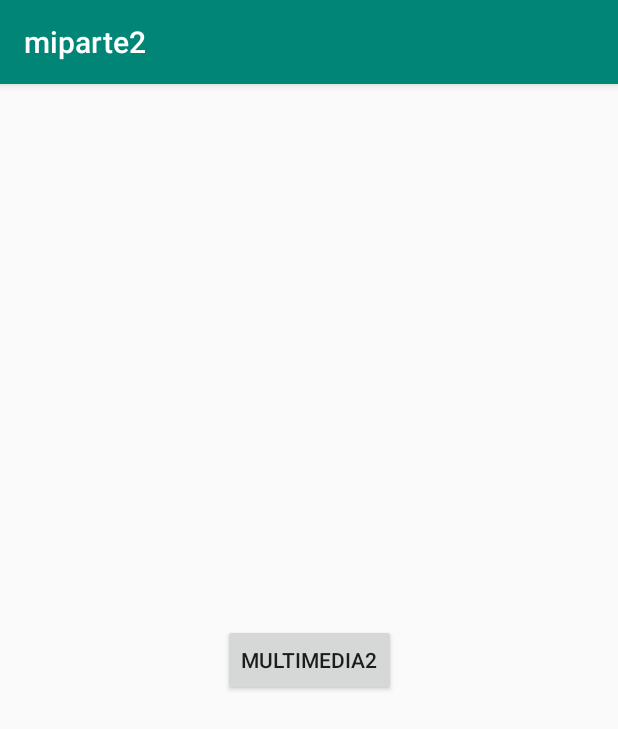
After one commit to pessl/ditec-miparte2, an Android app: the Multimedia screen opened directly, with no data from a screen before it, on a phone screen of 412 x 824 dp. The commit adds this screen. Shown: the top 729 px of the screen. Run offline under Robolectric (Android 15) with nearby library versions, the phone set to English and light mode, and no system bars.

Commit message:
Reproducción de archivos multimedia

```diff
--- a/app/src/main/java/com/example/miparte2/MainActivity.java
+++ b/app/src/main/java/com/example/miparte2/MainActivity.java
@@ -45,6 +45,11 @@ public class MainActivity extends AppCompatActivity {
             return true;
         }
 
+        if (id == R.id.activity_multimedia) {
+            startActivity(new Intent(this, Multimedia.class));
+            return true;
+        }
+
         return super.onOptionsItemSelected(item);
     }
 }
--- /dev/null
+++ b/app/src/main/java/com/example/miparte2/Multimedia.java
@@ -0,0 +1,38 @@
+package com.example.miparte2;
+
+import androidx.appcompat.app.AppCompatActivity;
+
+import android.content.Intent;
+import android.media.MediaPlayer;
+import android.os.Bundle;
+import android.view.View;
+
+public class Multimedia extends AppCompatActivity {
+    MediaPlayer mp;
+
+    @Override
+    protected void onCreate(Bundle savedInstanceState) {
+        super.onCreate(savedInstanceState);
+        setContentView(R.layout.activity_multimedia);
+        mp = MediaPlayer.create(this, R.raw.musica);
+        mp.start();
+    }
+
+    @Override
+    protected void onResume()
+    {
+        super.onResume();
+        mp.start();
+    }
+
+    @Override
+    protected void onPause()
+    {
+        super.onPause();
+        mp.pause();
+    }
+
+    public void multimedia2(View view) {
+        startActivity(new Intent(this,Multimedia2.class));
+    }
+}
--- /dev/null
+++ b/app/src/main/res/layout/activity_multimedia.xml
@@ -0,0 +1,19 @@
+<?xml version="1.0" encoding="utf-8"?>
+<androidx.constraintlayout.widget.ConstraintLayout xmlns:android="http://schemas.android.com/apk/res/android"
+    xmlns:app="http://schemas.android.com/apk/res-auto"
+    xmlns:tools="http://schemas.android.com/tools"
+    android:layout_width="match_parent"
+    android:layout_height="match_parent"
+    tools:context=".Multimedia">
+    <Button
+        android:id="@+id/button"
+        android:layout_width="wrap_content"
+        android:layout_height="wrap_content"
+        android:text="Multimedia2"
+        app:layout_constraintBottom_toBottomOf="parent"
+        app:layout_constraintEnd_toEndOf="parent"
+        app:layout_constraintHorizontal_bias="0.5"
+        app:layout_constraintStart_toStartOf="parent"
+        app:layout_constraintTop_toTopOf="parent"
+        android:onClick="multimedia2"/>
+</androidx.constraintlayout.widget.ConstraintLayout>
```
Also changed, not shown: app/src/main/AndroidManifest.xml (+5 -2 lines), app/src/main/java/com/example/miparte2/Multimedia2.java (added, +25 -0 lines), app/src/main/res/layout/activity_multimedia2.xml (added, +15 -0 lines), 1 other file.
